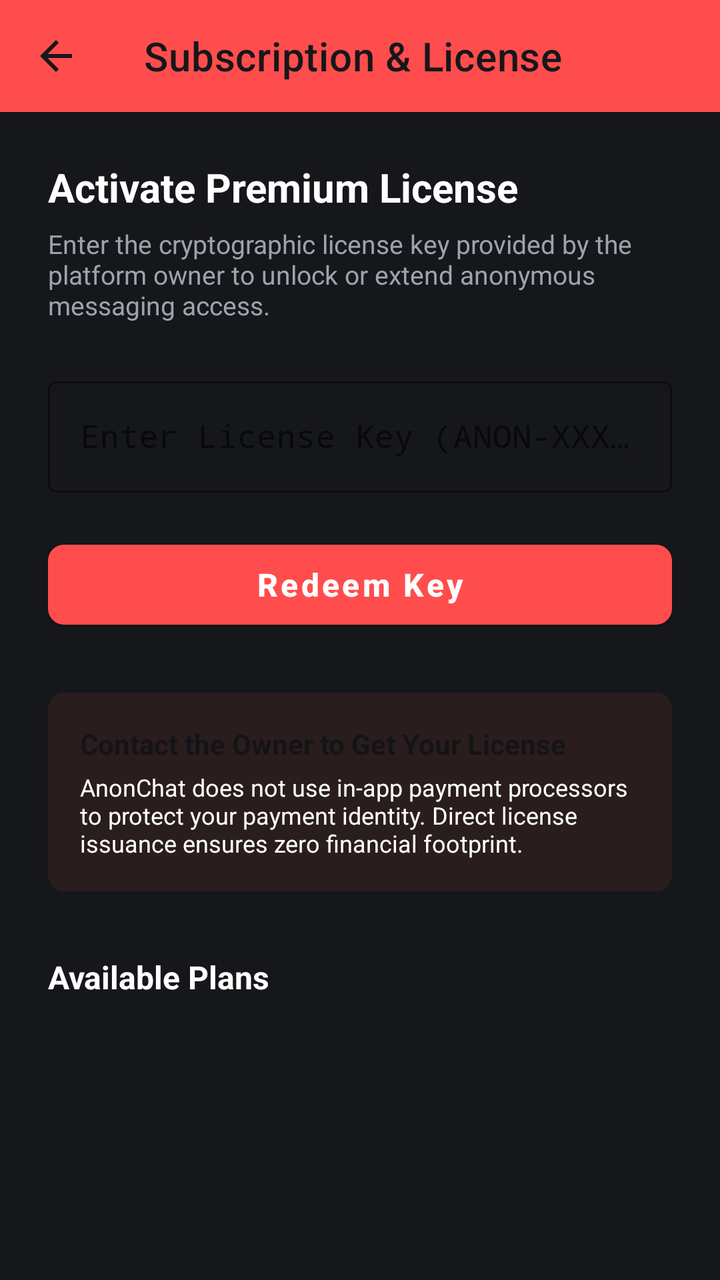
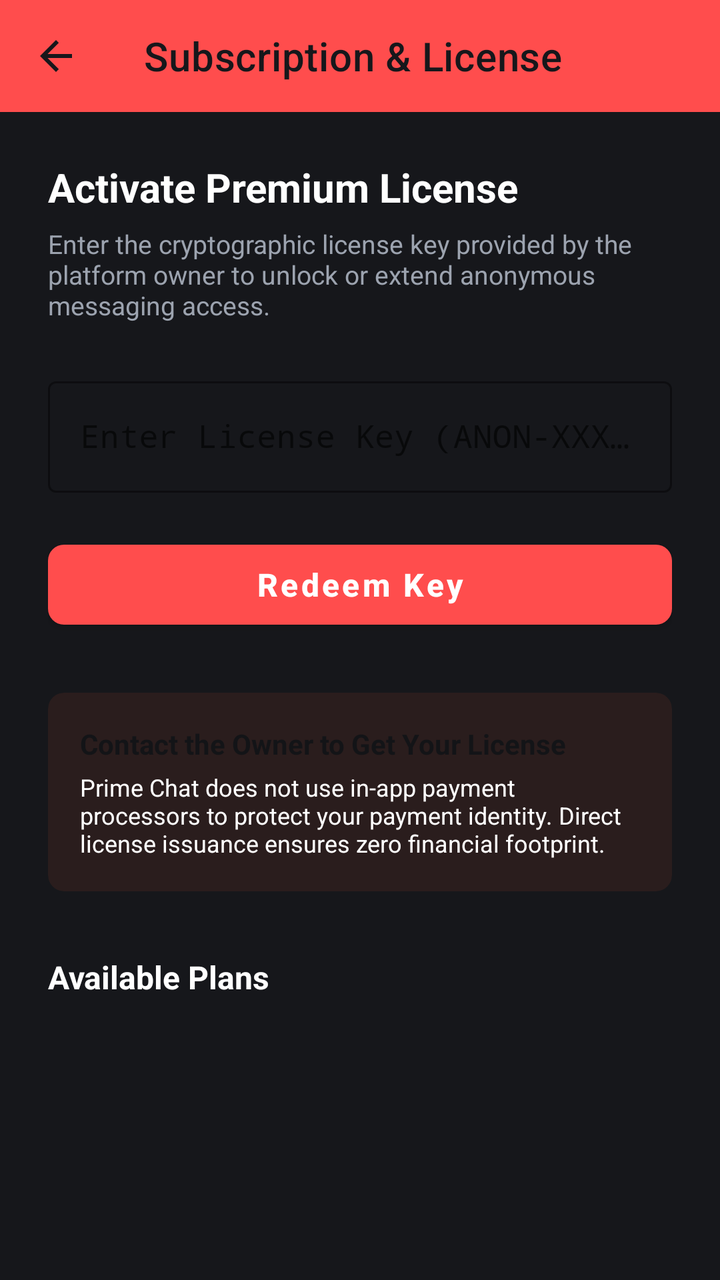

Screens rendered from an Android XML layout before and after an edit, with the pre-edit source and the edit as a unified diff.
<!-- AndroidManifest.xml: application theme Theme.AnonChat -->
<!-- res/layout/activity_license_activation.xml -->
<?xml version="1.0" encoding="utf-8"?>
<ScrollView xmlns:android="http://schemas.android.com/apk/res/android"
    xmlns:app="http://schemas.android.com/apk/res-auto"
    android:layout_width="match_parent"
    android:layout_height="match_parent"
    android:background="@color/background_white">

    <LinearLayout
        android:layout_width="match_parent"
        android:layout_height="wrap_content"
        android:orientation="vertical">

        <com.google.android.material.appbar.MaterialToolbar
            android:id="@+id/toolbar_license"
            android:layout_width="match_parent"
            android:layout_height="?attr/actionBarSize"
            android:background="@color/primary"
            app:title="@string/license_settings"
            app:titleTextColor="@color/background_white"
            app:navigationIcon="?attr/homeAsUpIndicator"
            app:navigationIconTint="@color/background_white" />

        <LinearLayout
            android:layout_width="match_parent"
            android:layout_height="wrap_content"
            android:orientation="vertical"
            android:padding="24dp">

            <TextView
                android:layout_width="wrap_content"
                android:layout_height="wrap_content"
                android:text="Activate Premium License"
                android:textSize="20sp"
                android:textStyle="bold"
                android:textColor="@color/text_primary" />

            <TextView
                android:layout_width="wrap_content"
                android:layout_height="wrap_content"
                android:layout_marginTop="6dp"
                android:text="Enter the cryptographic license key provided by the platform owner to unlock or extend anonymous messaging access."
                android:textSize="13sp"
                android:textColor="@color/text_secondary" />

            
            <com.google.android.material.textfield.TextInputLayout
                android:id="@+id/til_license_key"
                android:layout_width="match_parent"
                android:layout_height="wrap_content"
                android:layout_marginTop="24dp"
                android:hint="@string/enter_license_hint"
                app:boxStrokeColor="@color/primary"
                style="@style/Widget.MaterialComponents.TextInputLayout.OutlinedBox">

                <com.google.android.material.textfield.TextInputEditText
                    android:id="@+id/et_license_key"
                    android:layout_width="match_parent"
                    android:layout_height="wrap_content"
                    android:inputType="textCapCharacters"
                    android:fontFamily="monospace"
                    android:singleLine="true" />
            </com.google.android.material.textfield.TextInputLayout>

            <ProgressBar
                android:id="@+id/progress_license"
                android:layout_width="wrap_content"
                android:layout_height="wrap_content"
                android:layout_gravity="center_horizontal"
                android:layout_marginTop="16dp"
                android:visibility="gone" />

            <com.google.android.material.button.MaterialButton
                android:id="@+id/btn_redeem_license"
                android:layout_width="match_parent"
                android:layout_height="52dp"
                android:layout_marginTop="20dp"
                android:text="@string/activate_key_action"
                android:textAllCaps="false"
                android:textSize="16sp"
                android:textStyle="bold"
                app:backgroundTint="@color/primary"
                app:cornerRadius="8dp" />

            
            <com.google.android.material.card.MaterialCardView
                android:layout_width="match_parent"
                android:layout_height="wrap_content"
                android:layout_marginTop="28dp"
                app:cardBackgroundColor="@color/primary_light"
                app:cardCornerRadius="8dp"
                app:cardElevation="0dp">

                <LinearLayout
                    android:layout_width="match_parent"
                    android:layout_height="wrap_content"
                    android:orientation="vertical"
                    android:padding="16dp">

                    <TextView
                        android:layout_width="wrap_content"
                        android:layout_height="wrap_content"
                        android:text="Contact the Owner to Get Your License"
                        android:textStyle="bold"
                        android:textSize="14sp"
                        android:textColor="@color/primary_dark" />

                    <TextView
                        android:layout_width="wrap_content"
                        android:layout_height="wrap_content"
                        android:layout_marginTop="4dp"
                        android:text="AnonChat does not use in-app payment processors to protect your payment identity. Direct license issuance ensures zero financial footprint."
                        android:textSize="12sp"
                        android:textColor="@color/text_primary" />
                </LinearLayout>
            </com.google.android.material.card.MaterialCardView>

            
            <TextView
                android:layout_width="wrap_content"
                android:layout_height="wrap_content"
                android:layout_marginTop="32dp"
                android:layout_marginBottom="12dp"
                android:text="Available Plans"
                android:textSize="16sp"
                android:textStyle="bold"
                android:textColor="@color/text_primary" />

            
            <androidx.recyclerview.widget.RecyclerView
                android:id="@+id/rv_plans"
                android:layout_width="match_parent"
                android:layout_height="wrap_content"
                android:nestedScrollingEnabled="false" />

        </LinearLayout>
    </LinearLayout>
</ScrollView>
<!-- resources referenced by this layout -->
<resources>
  <color name="background_white">#16171B</color>
  <color name="primary">#FF4D4D</color>
  <color name="primary_dark">#131417</color>
  <color name="primary_light">#2A1D1D</color>
  <color name="text_primary">#FFFFFF</color>
  <color name="text_secondary">#9CA3AF</color>
  <string name="activate_key_action">Redeem Key</string>
  <string name="enter_license_hint">Enter License Key (ANON-XXXX-...)</string>
  <string name="license_settings">Subscription &amp; License</string>
  <style name="Theme.AnonChat" parent="Theme.MaterialComponents.DayNight.NoActionBar">
          
          <item name="colorPrimary">@color/primary</item>
          <item name="colorPrimaryDark">@color/primary_dark</item>
          <item name="colorAccent">@color/accent</item>
  
          
          <item name="android:statusBarColor">@color/dark_background</item>
          <item name="android:navigationBarColor">@color/dark_background</item>
          <item name="android:windowLightStatusBar">false</item>
          <item name="android:windowLightNavigationBar">false</item>
  
          
          <item name="android:windowBackground">@color/dark_background</item>
          <item name="android:textColorPrimary">@color/text_primary</item>
          <item name="android:textColorSecondary">@color/text_secondary</item>
      </style>
  <color name="accent">#FF4D4D</color>
  <color name="dark_background">#16171B</color>
</resources>

<!-- the commit's change to res/layout/activity_license_activation.xml (unified diff, before → after) -->
@@ -108,7 +108,7 @@
                         android:layout_width="wrap_content"
                         android:layout_height="wrap_content"
                         android:layout_marginTop="4dp"
-                        android:text="AnonChat does not use in-app payment processors to protect your payment identity. Direct license issuance ensures zero financial footprint."
+                        android:text="Prime Chat does not use in-app payment processors to protect your payment identity. Direct license issuance ensures zero financial footprint."
                         android:textSize="12sp"
                         android:textColor="@color/text_primary" />
                 </LinearLayout>
